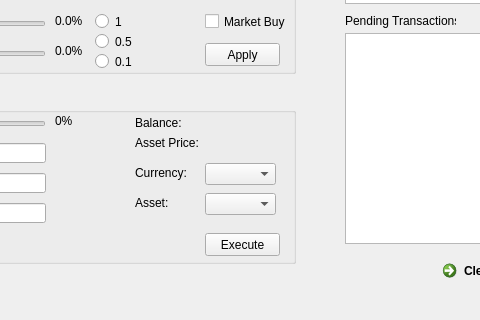
mikeng110/TradingBot, file mainGUI.ui: the form before one commit; both pictures show x 185 to 665 and y 256 to 576 of the 1153 by 576 pixel window.
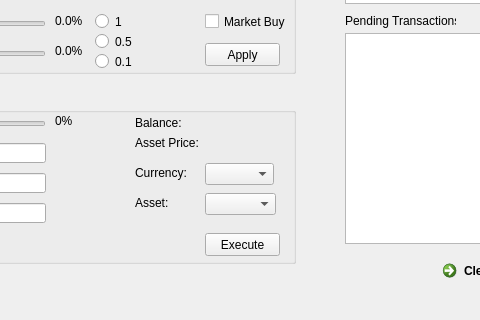
The form after the commit.

The edit to the form file:
```diff
--- a/mainGUI.ui
+++ b/mainGUI.ui
@@ -341,13 +341,10 @@
       <rect>
        <x>380</x>
        <y>70</y>
-       <width>71</width>
+       <width>69</width>
        <height>22</height>
       </rect>
      </property>
-     <property name="editable">
-      <bool>false</bool>
-     </property>
     </widget>
    </widget>
    <widget class="QCommandLinkButton" name="Clear_Pending_Orders_btn">
```
Left out of the diff: 2 changed lines with no effect on the pictures.
